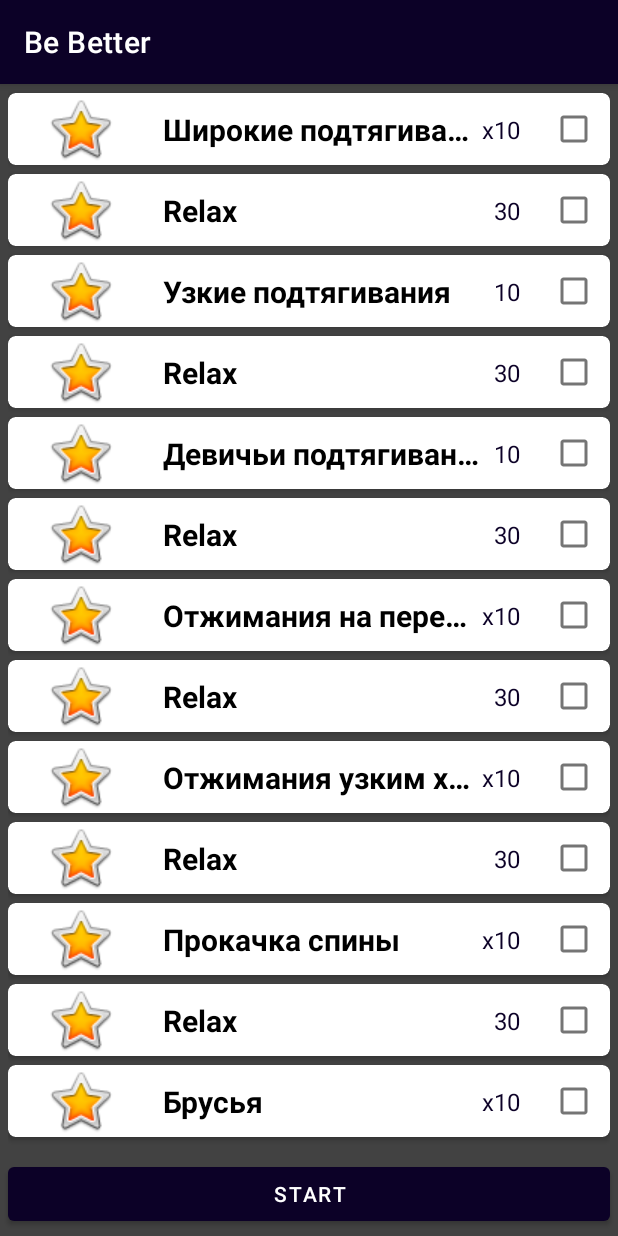
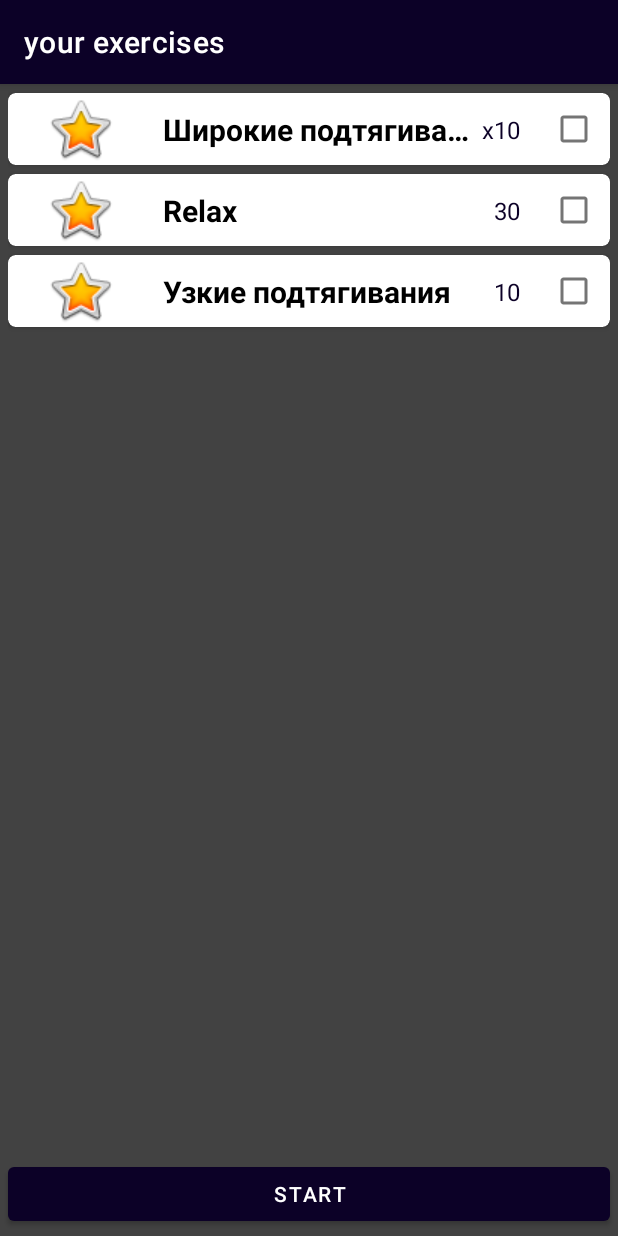
Before and after one commit to DT5GEN/Be_Better_Now, an Android app: the screen it shows after launch (MainActivity), after a tap on an icon or button, on a phone screen of 412 x 824 dp. Run offline under Robolectric (Android 15) with nearby library versions, the phone set to English and light mode, and no system bars; libraries missing offline, so code that uses them is left out: pl.droidsonroids.gif; Roboto replaces fonts that are not available here; 1 statement that could not run was skipped.

Commit message:
upgrade ActionBar

```diff
--- a/app/src/main/java/com/deeppowercrew/bebetternow/fragments/DayFinishFragment.kt
+++ b/app/src/main/java/com/deeppowercrew/bebetternow/fragments/DayFinishFragment.kt
@@ -4,12 +4,12 @@
 import android.view.LayoutInflater
 import android.view.View
 import android.view.ViewGroup
+import androidx.appcompat.app.ActionBar
 import androidx.appcompat.app.AppCompatActivity
 import androidx.fragment.app.Fragment
 import com.deeppowercrew.bebetternow.R
 import com.deeppowercrew.bebetternow.databinding.DayFinishLayoutBinding
 import com.deeppowercrew.bebetternow.utils.FragmentManager
-import pl.droidsonroids.gif.GifDrawable
 
 
 /**
@@ -17,7 +17,7 @@
  */
 
 class DayFinishFragment : Fragment() {
-
+    private var actionBarText: ActionBar? = null
     private lateinit var binding: DayFinishLayoutBinding
 
 
@@ -31,6 +31,8 @@
 
     override fun onViewCreated(view: View, savedInstanceState: Bundle?) {
         super.onViewCreated(view, savedInstanceState)
+        actionBarText = (activity as AppCompatActivity).supportActionBar
+        actionBarText?.title = getString(R.string.slogan)
         binding.imageView4.setImageResource(R.drawable.splscr)
         binding.buttonDone.setOnClickListener {
             FragmentManager.setFragment(DaysFragment.newInstance(), activity as AppCompatActivity)
--- a/app/src/main/java/com/deeppowercrew/bebetternow/fragments/DaysFragment.kt
+++ b/app/src/main/java/com/deeppowercrew/bebetternow/fragments/DaysFragment.kt
@@ -4,6 +4,7 @@
 import android.view.LayoutInflater
 import android.view.View
 import android.view.ViewGroup
+import androidx.appcompat.app.ActionBar
 import androidx.appcompat.app.AppCompatActivity
 import androidx.fragment.app.Fragment
 import androidx.fragment.app.activityViewModels
@@ -23,6 +24,7 @@
 class DaysFragment : Fragment(), DaysAdapter.Listener {
 
     private lateinit var binding: FragmentDaysBinding
+    private var actionBarText: ActionBar? = null
     private val model: MainViewModel by activityViewModels()
 
     override fun onCreateView(
@@ -35,6 +37,8 @@
 
     override fun onViewCreated(view: View, savedInstanceState: Bundle?) {
         super.onViewCreated(view, savedInstanceState)
+        actionBarText = (activity as AppCompatActivity).supportActionBar
+        actionBarText?.title = getString(R.string.app_name)
         initRecyclerView()
 
     }
--- a/app/src/main/java/com/deeppowercrew/bebetternow/fragments/ExerciseFragment.kt
+++ b/app/src/main/java/com/deeppowercrew/bebetternow/fragments/ExerciseFragment.kt
@@ -5,7 +5,7 @@
 import android.view.LayoutInflater
 import android.view.View
 import android.view.ViewGroup
-import android.widget.Toast
+import androidx.appcompat.app.ActionBar
 import androidx.appcompat.app.AppCompatActivity
 import androidx.fragment.app.Fragment
 import androidx.fragment.app.activityViewModels
@@ -27,6 +27,7 @@
     private lateinit var binding: ExerciseFragmentBinding
     private var exerciseCounter = 0
     private var exerciseList: ArrayList<ExerciseModel>? = null
+    private var actionBarText: ActionBar? = null
     private val model: MainViewModel by activityViewModels()
 
     override fun onCreateView(
@@ -40,6 +41,7 @@
 
     override fun onViewCreated(view: View, savedInstanceState: Bundle?) {
         super.onViewCreated(view, savedInstanceState)
+        actionBarText = (activity as AppCompatActivity).supportActionBar
             model.mutableListExercise.observe(viewLifecycleOwner) {
             exerciseList = it
             nextExercise()
@@ -72,6 +74,8 @@
     private fun showExercise(exercise: ExerciseModel) = with(binding) {
         headGif.setImageDrawable(GifDrawable(root.context.assets, exercise.image))
         exerciseName.text = exercise.name
+        val title = "$exerciseCounter / ${exerciseList?.size}"
+        actionBarText?.title = title
 
     }
 
--- a/app/src/main/java/com/deeppowercrew/bebetternow/fragments/ExercisesListFragment.kt
+++ b/app/src/main/java/com/deeppowercrew/bebetternow/fragments/ExercisesListFragment.kt
@@ -4,10 +4,12 @@
 import android.view.LayoutInflater
 import android.view.View
 import android.view.ViewGroup
+import androidx.appcompat.app.ActionBar
 import androidx.appcompat.app.AppCompatActivity
 import androidx.fragment.app.Fragment
 import androidx.fragment.app.activityViewModels
 import androidx.recyclerview.widget.LinearLayoutManager
+import com.deeppowercrew.bebetternow.R
 import com.deeppowercrew.bebetternow.adapters.ExercisesAdapter
 import com.deeppowercrew.bebetternow.databinding.ExercisesListFragmentBinding
 import com.deeppowercrew.bebetternow.utils.FragmentManager
@@ -21,6 +23,7 @@
 
     private lateinit var binding: ExercisesListFragmentBinding
     private lateinit var adapter: ExercisesAdapter
+    private var actionBarText: ActionBar? = null
     private val model: MainViewModel by activityViewModels()
 
     override fun onCreateView(
@@ -33,6 +36,8 @@
 
     override fun onViewCreated(view: View, savedInstanceState: Bundle?) {
         super.onViewCreated(view, savedInstanceState)
+        actionBarText = (activity as AppCompatActivity).supportActionBar
+        actionBarText?.title = getString(R.string.exercises_list)
         initExercisesList()
         model.mutableListExercise.observe(viewLifecycleOwner) {
             adapter.submitList(it)
--- a/app/src/main/java/com/deeppowercrew/bebetternow/fragments/PreparatoryFragment.kt
+++ b/app/src/main/java/com/deeppowercrew/bebetternow/fragments/PreparatoryFragment.kt
@@ -5,8 +5,10 @@
 import android.view.LayoutInflater
 import android.view.View
 import android.view.ViewGroup
+import androidx.appcompat.app.ActionBar
 import androidx.appcompat.app.AppCompatActivity
 import androidx.fragment.app.Fragment
+import com.deeppowercrew.bebetternow.R
 import com.deeppowercrew.bebetternow.databinding.PreparatoryFragmentBinding
 import com.deeppowercrew.bebetternow.utils.FragmentManager
 import com.deeppowercrew.bebetternow.utils.TimeUtils
@@ -21,6 +23,7 @@
 
     private lateinit var binding: PreparatoryFragmentBinding
     private lateinit var timer: CountDownTimer
+    private var actionBarText: ActionBar? = null
 
 
     override fun onCreateView(
@@ -33,6 +36,8 @@
 
     override fun onViewCreated(view: View, savedInstanceState: Bundle?) {
         super.onViewCreated(view, savedInstanceState)
+        actionBarText = (activity as AppCompatActivity).supportActionBar
+        actionBarText?.title = getString(R.string.app_name)
         binding.preparatoryFragmentProgressBar.max = COUNT_DOWN_TIME.toInt()
         startTimer()
     }
--- a/app/src/main/res/layout/exercise_fragment.xml
+++ b/app/src/main/res/layout/exercise_fragment.xml
@@ -1,7 +1,6 @@
 <?xml version="1.0" encoding="utf-8"?>
 <androidx.constraintlayout.widget.ConstraintLayout xmlns:android="http://schemas.android.com/apk/res/android"
     xmlns:app="http://schemas.android.com/apk/res-auto"
-    xmlns:tools="http://schemas.android.com/tools"
     android:layout_width="match_parent"
     android:layout_height="match_parent"
     android:background="@color/cardview_dark_background">
--- a/app/src/main/res/layout/preparatory_fragment.xml
+++ b/app/src/main/res/layout/preparatory_fragment.xml
@@ -1,7 +1,6 @@
 <?xml version="1.0" encoding="utf-8"?>
 <androidx.constraintlayout.widget.ConstraintLayout xmlns:android="http://schemas.android.com/apk/res/android"
     xmlns:app="http://schemas.android.com/apk/res-auto"
-    xmlns:tools="http://schemas.android.com/tools"
     android:layout_width="match_parent"
     android:layout_height="match_parent"
     android:background="@color/cardview_dark_background">
--- a/app/src/main/res/values/arrays.xml
+++ b/app/src/main/res/values/arrays.xml
@@ -14,6 +14,7 @@
 
 
     <string-array name="day_exercise">
+        <item>0,7,1</item> ←!- Day 0 →
         <item>0,7,1,7,2,7,3,7,4,7,5,7,6</item> ←!- Day 1 →
         <item>6,7,5,7,4,7,3,7,2,7,1,7,0</item> ←!- Day 2 →
         <item>0,7,1,7,2,7,3,7,4,7,5,7,6,7,1,7,2</item> ←!- Day 3 →
--- a/app/src/main/res/values/strings.xml
+++ b/app/src/main/res/values/strings.xml
@@ -5,6 +5,8 @@
     <string name="workouts">  workouts</string>
     <string name="waiting_message"> get ready </string>
     <string name="start_button"> start </string>
+    <string name="days"> training days </string>
+    <string name="exercises_list"> your exercises </string>
     <string name="next_button"> next </string>
     <string name="well_done"> well done</string>
 
```
